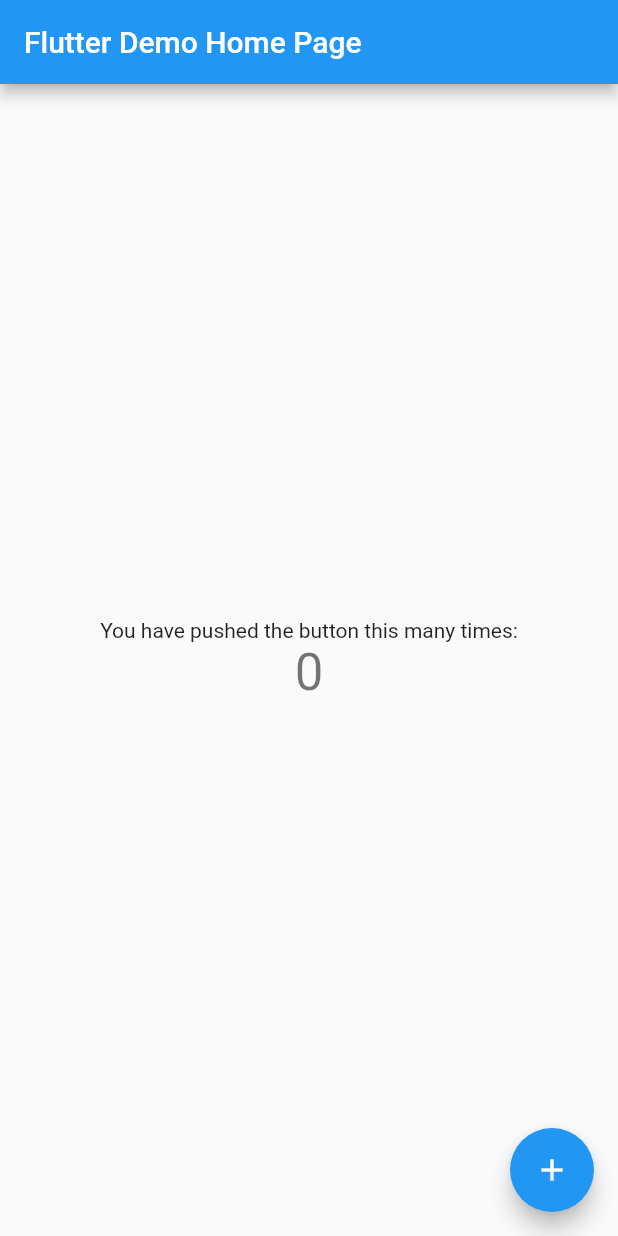
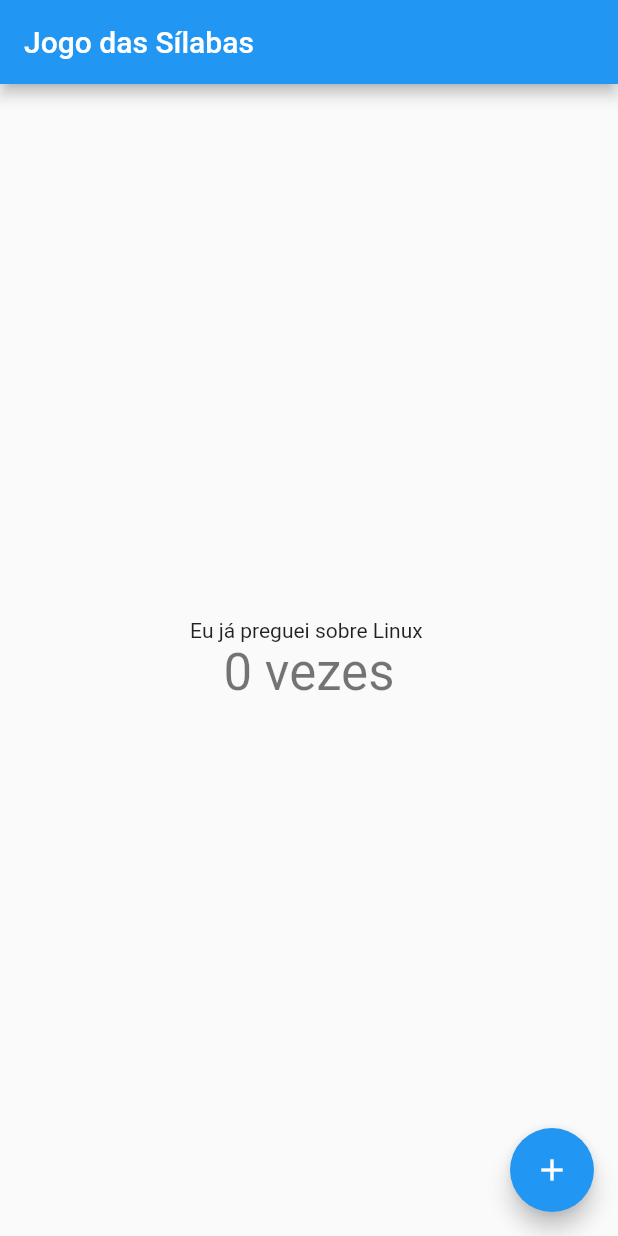
Before and after one commit to juan-the-creator/trab_fs_2, a Flutter app: the screen it shows after launch, on a phone screen of 412 x 824 dp. Run offline on Flutter 3.47's test engine with Material 2 defaults, Android fonts, the phone set to English and light mode, and no system bars.

Commit message:
Mudei o nome do app e deixei um placeholder temporário "highly contextual"

```diff
--- a/lib/main.dart
+++ b/lib/main.dart
@@ -11,11 +11,11 @@
   Widget build(BuildContext context) {
     return MaterialApp(
       debugShowCheckedModeBanner: false,
-      title: 'Flutter Demo',
+      title: 'Jogo das Sílabas',
       theme: ThemeData(
         primarySwatch: Colors.blue,
       ),
-      home: const MyHomePage(title: 'Flutter Demo Home Page'),
+      home: const MyHomePage(title: 'Jogo das Sílabas'),
     );
   }
 }
@@ -48,10 +48,10 @@
           mainAxisAlignment: MainAxisAlignment.center,
           children: <Widget>[
             const Text(
-              'You have pushed the button this many times:',
+              'Eu já preguei sobre Linux ',
             ),
             Text(
-              '$_counter',
+              '$_counter vezes',
               style: Theme.of(context).textTheme.headline4,
             ),
           ],
```
